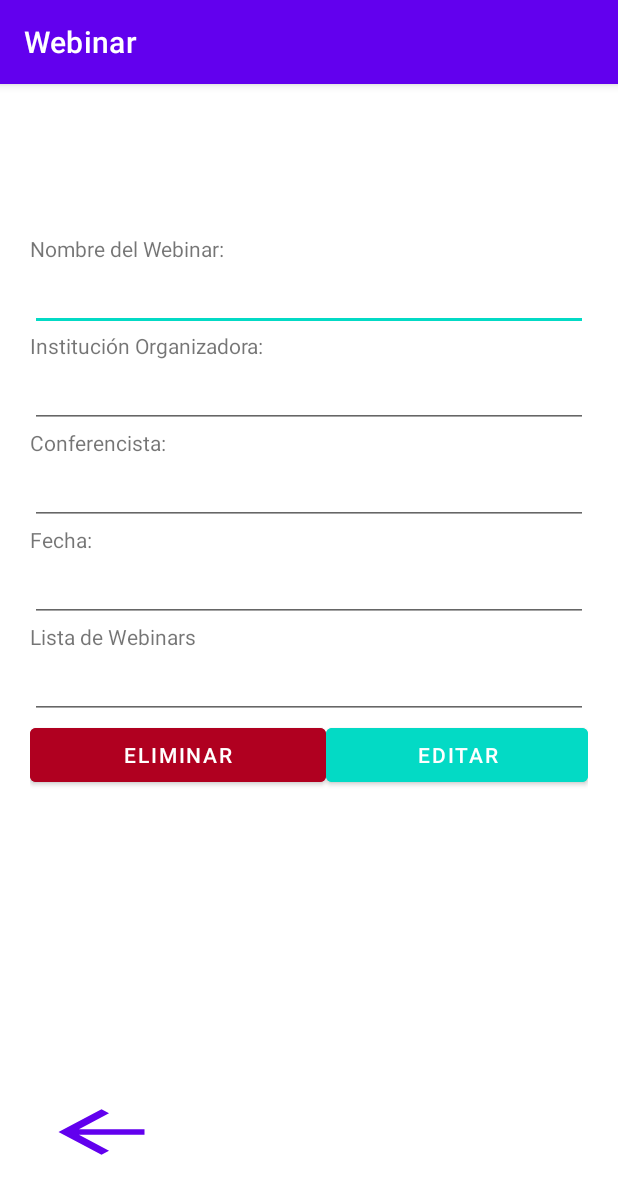
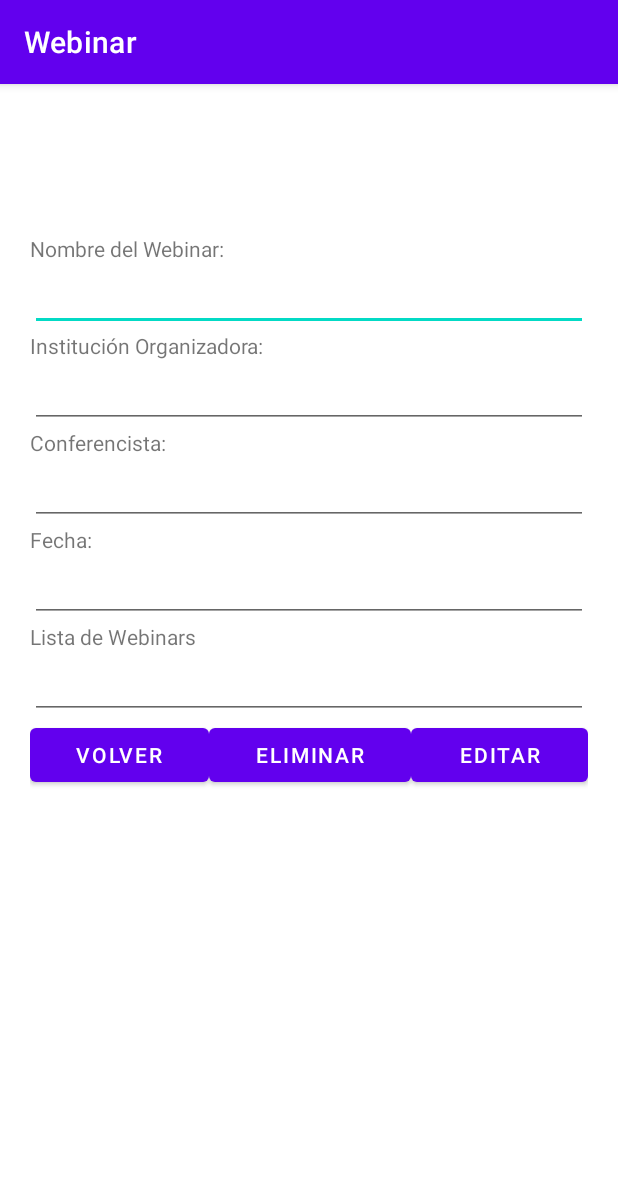
Before and after one commit to CristianForonda/androidbuscar, an Android app: the EditWebinarActivity screen opened directly, with no data from a screen before it, on a phone screen of 412 x 824 dp. Shown: the top 1194 px of the screen. Run offline under Robolectric (Android 15) with nearby library versions, the phone set to English and light mode, and no system bars; 5 statements that could not run were skipped.

Commit message:
restructuracion
se crea de nuevo

```diff
--- a/app/src/main/res/layout/activity_edit_webinar.xml
+++ b/app/src/main/res/layout/activity_edit_webinar.xml
@@ -97,75 +97,29 @@
 
         <LinearLayout
             android:layout_width="match_parent"
-            android:layout_height="78dp"
+            android:layout_height="match_parent"
             android:orientation="horizontal">
 
             <Button
-                android:id="@+id/btn_delete"
-                android:layout_width="48dp"
+                android:id="@+id/btn_edit_webinar_cancel"
+                android:layout_width="wrap_content"
                 android:layout_height="wrap_content"
                 android:layout_weight="1"
-                android:backgroundTint="@color/design_default_color_error"
+                android:text="@string/btn_volver" />
+
+            <Button
+                android:id="@+id/btn_delete"
+                android:layout_width="wrap_content"
+                android:layout_height="wrap_content"
+                android:layout_weight="1"
                 android:text="@string/btn_delete" />
 
             <Button
                 android:id="@+id/btn_edit_webinar"
-                android:layout_width="25dp"
+                android:layout_width="wrap_content"
                 android:layout_height="wrap_content"
                 android:layout_weight="1"
-                android:backgroundTint="@color/teal_200"
                 android:text="@string/btn_edit" />
         </LinearLayout>
-
-        <LinearLayout
-            android:layout_width="match_parent"
-            android:layout_height="match_parent"
-            android:orientation="vertical">
-
-            <androidx.constraintlayout.widget.ConstraintLayout
-                android:layout_width="match_parent"
-                android:layout_height="match_parent">
-
-                <Button
-                    android:id="@+id/btn_edit_webinar_cancel"
-                    android:layout_width="86dp"
-                    android:layout_height="45dp"
-                    android:layout_weight="1"
-                    android:background="@drawable/abc_vector_test"
-                    app:layout_constraintBottom_toBottomOf="parent"
-                    app:layout_constraintEnd_toEndOf="parent"
-                    app:layout_constraintHorizontal_bias="0.017"
-                    app:layout_constraintStart_toStartOf="parent"
-                    app:layout_constraintTop_toTopOf="parent"
-                    app:layout_constraintVertical_bias="0.79" />
-            </androidx.constraintlayout.widget.ConstraintLayout>
-        </LinearLayout>
-
-        <TableLayout
-            android:layout_width="match_parent"
-            android:layout_height="match_parent">
-
-            <TableRow
-                android:layout_width="match_parent"
-                android:layout_height="match_parent" />
-
-            <TableRow
-                android:layout_width="match_parent"
-                android:layout_height="match_parent" />
-
-            <TableRow
-                android:layout_width="match_parent"
-                android:layout_height="match_parent" />
-
-            <TableRow
-                android:layout_width="match_parent"
-                android:layout_height="match_parent" />
-        </TableLayout>
-
-        <androidx.constraintlayout.widget.ConstraintLayout
-            android:layout_width="match_parent"
-            android:layout_height="match_parent">
-
-        </androidx.constraintlayout.widget.ConstraintLayout>
     </LinearLayout>
 </androidx.constraintlayout.widget.ConstraintLayout>
```
Also changed, not shown: 348 other files.
